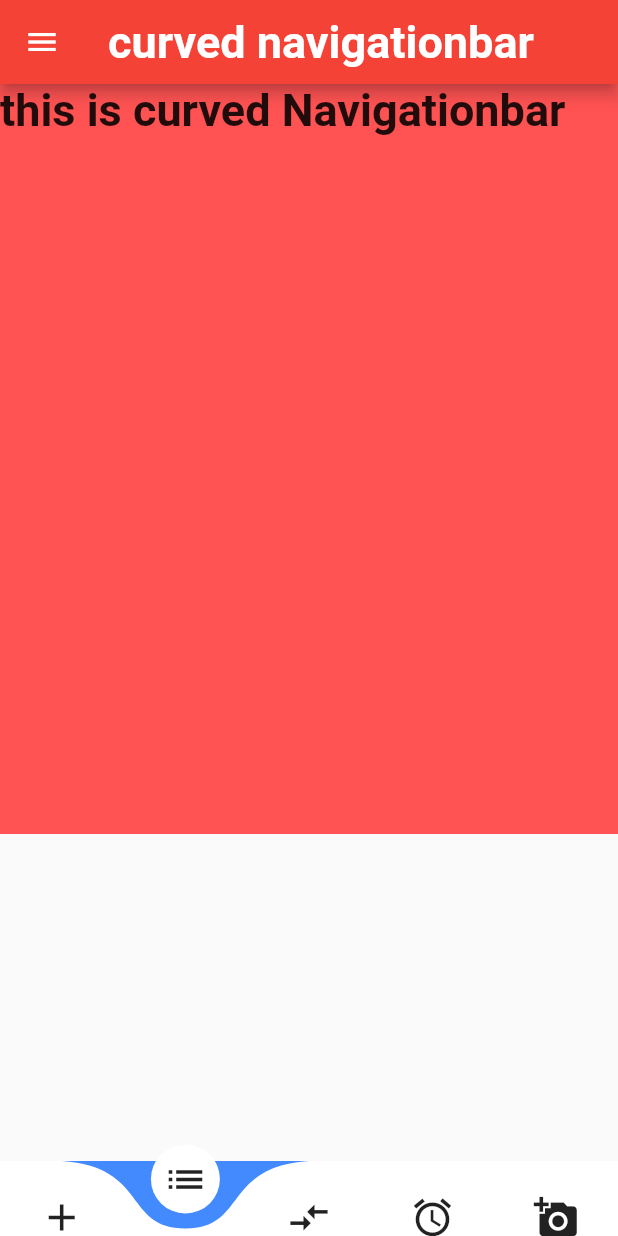
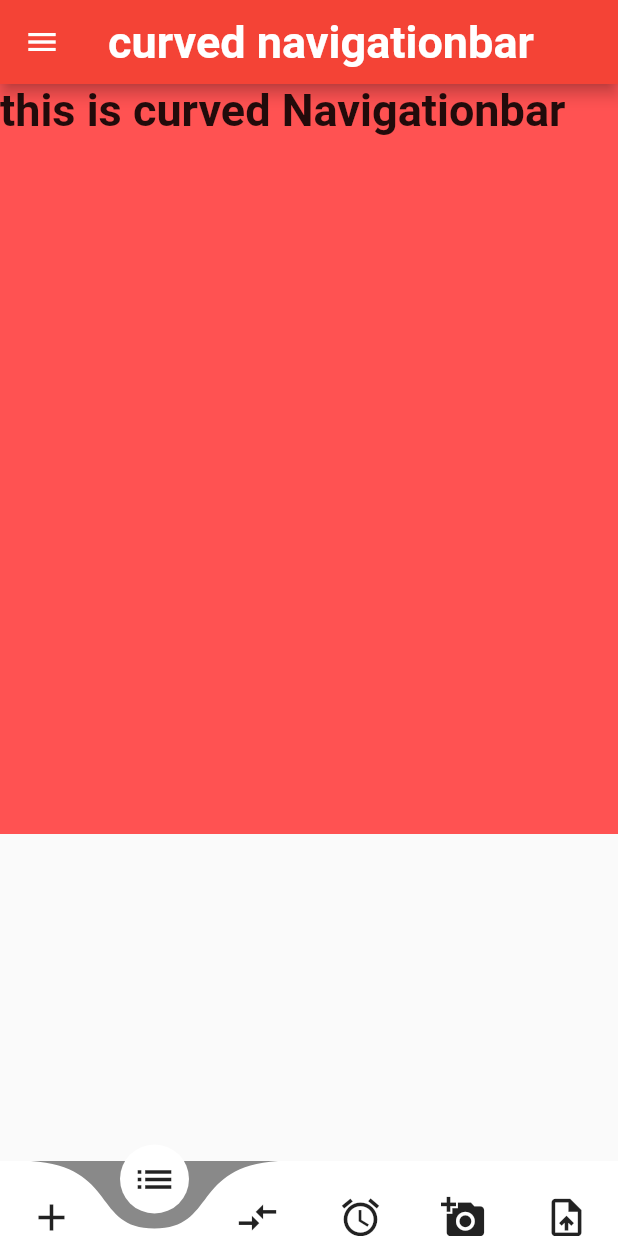
Before and after one commit to Sunil-731820/curved_navigation_bar, a Flutter app: the screen it shows after launch, on a phone screen of 412 x 824 dp. Run offline on Flutter 3.47's test engine with Material 2 defaults, Android fonts, the phone set to English and light mode, and no system bars; drawn by our look-alikes of curved_navigation_bar; missing offline and left inert: dart:html.

Commit message:
again updated

```diff
--- a/lib/main.dart
+++ b/lib/main.dart
@@ -51,25 +51,25 @@ class _HomePageState extends State<HomePage> {
             style: TextStyle(fontSize: 30,
             fontWeight: FontWeight.bold),),
              ),
+        ],
 
-        ],
       ),
     ),
     bottomNavigationBar: CurvedNavigationBar(
       index: 1,
       height: 50,
-    backgroundColor: Colors.blueAccent,
+    backgroundColor: Colors.black45,
     items: <Widget>[
       Icon(Icons.add, size: 30),
       Icon(Icons.list, size: 30),
       Icon(Icons.compare_arrows, size: 30),
       Icon(Icons.access_alarms,size: 30),
-      Icon(Icons.add_a_photo,size: 30)
+      Icon(Icons.add_a_photo,size: 30),
+      Icon(Icons.upload_file,size: 30,)
     ],
     animationDuration: Duration(milliseconds: 400),
     animationCurve: Curves.linearToEaseOut,
     onTap: (index) {
-
     },
   ),
   body: Container(
```
Also changed, not shown: pubspec.yaml (line endings or trailing spaces).
